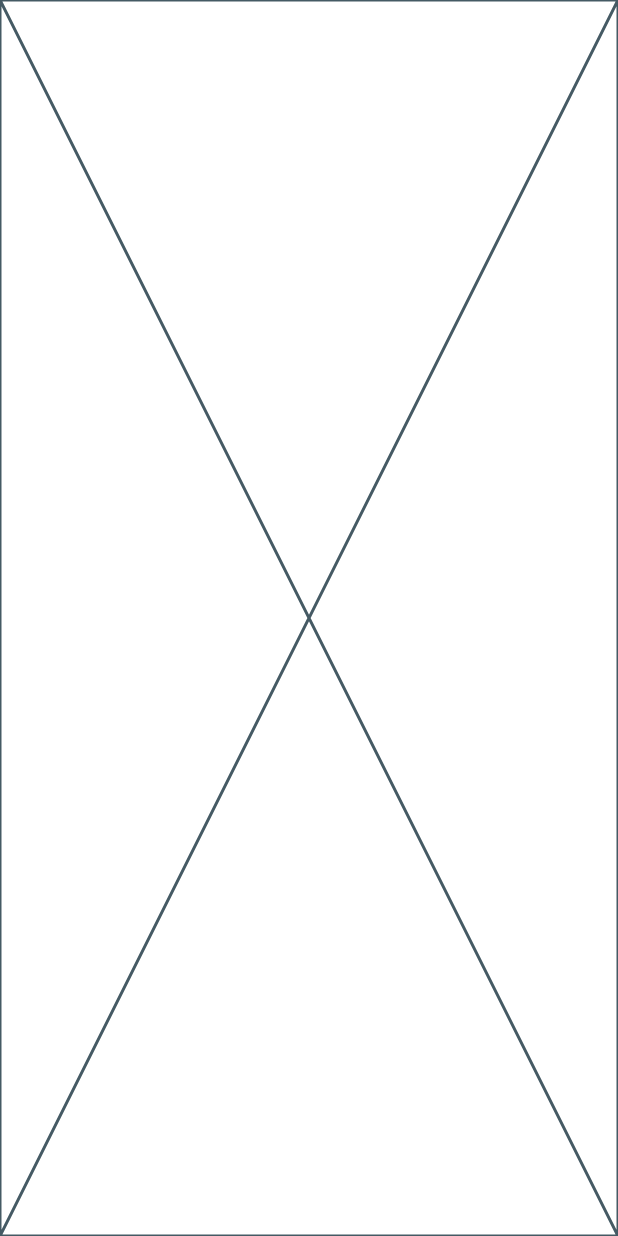
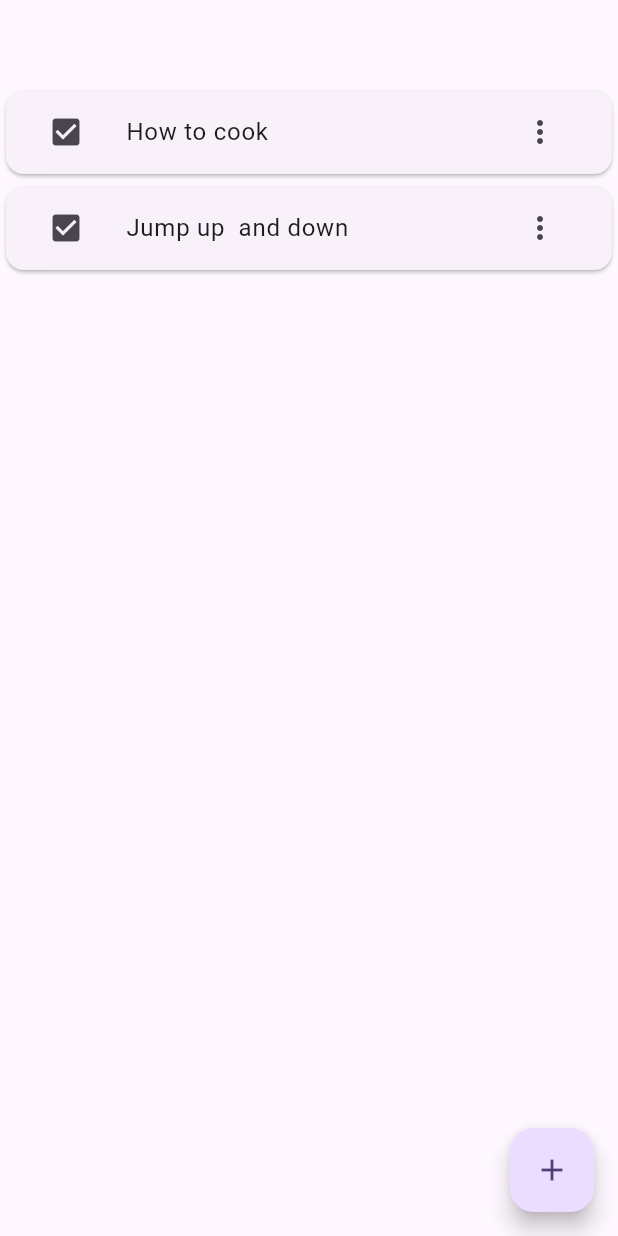
Before and after one commit to elson-k/Flutter-SQLite-CRUD-with-BLoC, a Flutter app: the screen it shows after launch, on a phone screen of 412 x 824 dp. Run offline on Flutter 3.47's test engine with Material 2 defaults, Android fonts, the phone set to English and light mode, and no system bars.

Commit message:
UI Implementation

```diff
--- a/lib/main.dart
+++ b/lib/main.dart
@@ -16,7 +16,8 @@ class MyApp extends StatelessWidget {
         colorScheme: ColorScheme.fromSeed(seedColor: Colors.deepPurple),
         useMaterial3: true,
       ),
-      home: const MainPage(),
+      debugShowCheckedModeBanner: false,
+      home: MainPage(),
     );
   }
 }
--- a/lib/ui/pages/main_page.dart
+++ b/lib/ui/pages/main_page.dart
@@ -1,10 +1,30 @@
 import 'package:flutter/material.dart';
+import 'package:flutter_sqflite_crud/ui/widgets/add_bottom_sheet.dart';
+import 'package:flutter_sqflite_crud/ui/widgets/todo_card_widget.dart';
 
 class MainPage extends StatelessWidget {
-  const MainPage({super.key});
+   MainPage({super.key});
+
+  List<String> todos=["How to cook", "Jump up  and down"];
 
   @override
   Widget build(BuildContext context) {
-    return const Placeholder();
+    return Scaffold(
+      appBar: AppBar(),
+      body: SizedBox(
+        height: double.maxFinite,
+        child: ListView.builder(
+            itemCount: todos.length,
+            itemBuilder: (BuildContext context,int index){
+              return TodoCard(title: todos[index],);
+        }),
+      ),
+      floatingActionButton: FloatingActionButton(onPressed: (){
+         showModalBottomSheet(context: context,
+             builder: (context)=>AddBottomSheet());
+      },
+      child: const Icon(Icons.add),
+      ),
+    );
   }
 }
--- /dev/null
+++ b/lib/ui/widgets/todo_card_widget.dart
@@ -0,0 +1,52 @@
+import 'package:flutter/material.dart';
+
+class TodoCard extends StatefulWidget {
+
+
+  const TodoCard({required this.title,Key?key}):super(key:key);
+
+  final String title;
+
+  @override
+  State<TodoCard> createState() => _TodoCardState();
+}
+enum _MenuItems{update,delete}
+class _TodoCardState extends State<TodoCard> {
+
+  final bool _isChecked=false;
+  @override
+  Widget build(BuildContext context) {
+    return Card(
+    child: ListTile(
+      leading: IconButton(onPressed: () {  },
+          icon: Icon(_isChecked?
+          Icons.check_box_outline_blank_rounded:
+          Icons.check_box
+          )),
+      title: Text(
+        widget.title,
+        maxLines: 2,
+        overflow: TextOverflow.ellipsis,
+      ),
+      trailing: PopupMenuButton<_MenuItems>(
+        itemBuilder: (BuildContext context) => [
+          const PopupMenuItem<_MenuItems>(
+            value: _MenuItems.update,
+            child: ListTile(
+              leading: Icon(Icons.edit),
+              title: Text("Edit"),
+            ),
+          ),
+          const PopupMenuItem<_MenuItems>(
+            value: _MenuItems.delete,
+            child:  ListTile(
+              leading: Icon(Icons.delete),
+              title: Text("Delete"),
+            ),
+          ),
+        ],
+      ),
+      ),
+    );
+  }
+}
```
Also changed, not shown: lib/ui/widgets/add_bottom_sheet.dart (added, +39 -0 lines).
